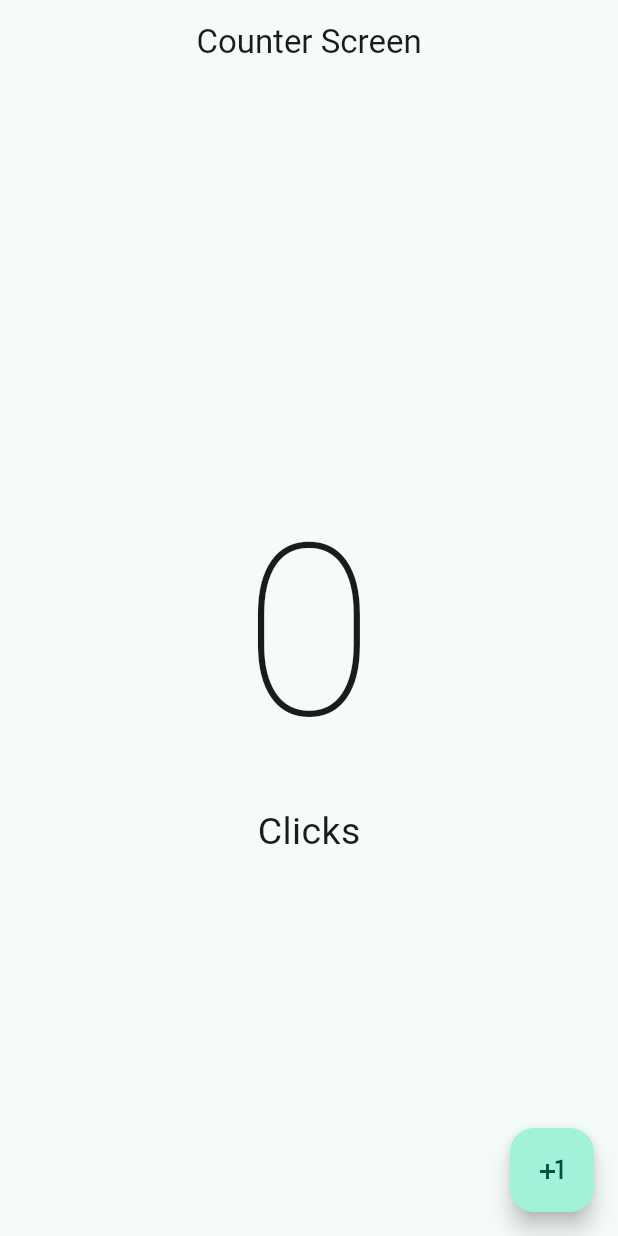
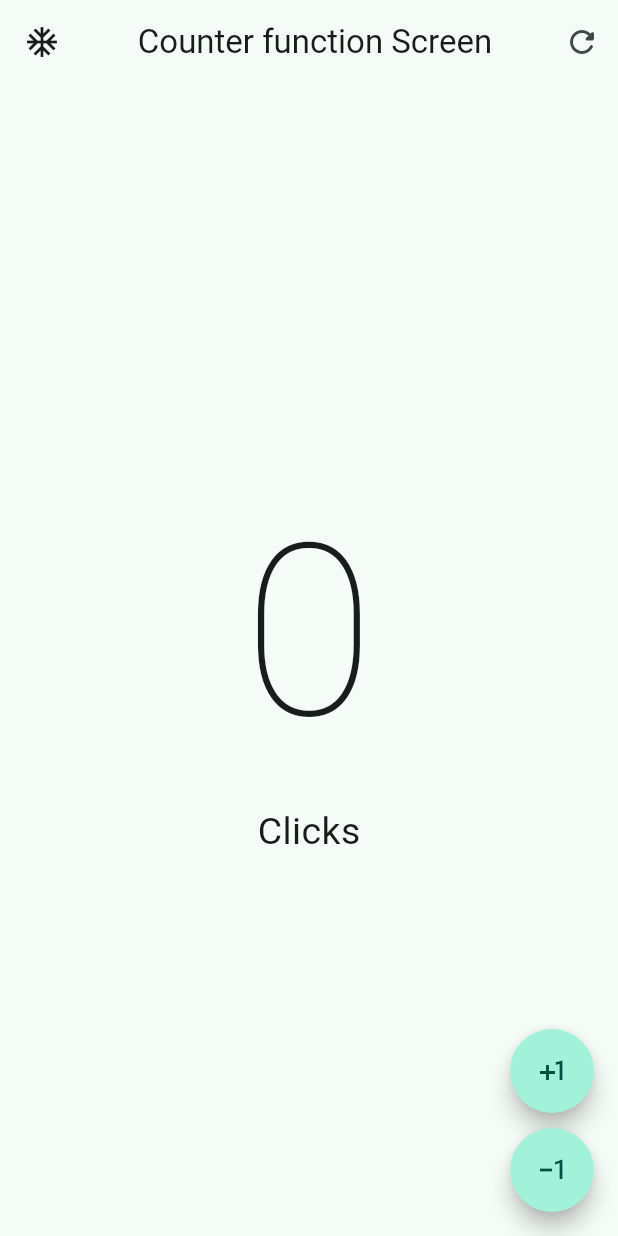
Before and after one commit to juan-cantero/flutter-hello-world, a Flutter app: the screen it shows after launch, on a phone screen of 412 x 824 dp. Run offline on Flutter 3.47's test engine with Material 3 defaults, Android fonts, the phone set to English and light mode, and no system bars.

Commit message:
Add comprehensive learning comments to counter app
- Added detailed comments explaining Flutter concepts like StatefulWidget, StatelessWidget, and setState
- Documented UI structure including Scaffold, AppBar, and FloatingActionButton
- Explained state management and widget lifecycle methods
- Added comments for better understanding of Dart syntax and Flutter patterns
- Helpful for Flutter learning and future reference

🤖 Generated with [Claude Code](https://claude.ai/code)

Co-Authored-By: Claude <noreply@anthropic.com>

```diff
--- a/lib/presentation/screens/counter_function_screen.dart
+++ b/lib/presentation/screens/counter_function_screen.dart
@@ -1,41 +1,111 @@
+// Import the material design library - provides UI components like Scaffold, AppBar, etc.
 import 'package:flutter/material.dart';
 
+// StatefulWidget - A widget that can change its state over time
+// This is the main screen for our counter app
 class CounterFunctionScreen extends StatefulWidget {
   const CounterFunctionScreen({super.key});
 
+  // Creates the state object for this widget
   @override
   State<CounterFunctionScreen> createState() => _CounterFunctionScreenState();
 }
 
+// The state class that holds the mutable data and logic for CounterFunctionScreen
 class _CounterFunctionScreenState extends State<CounterFunctionScreen> {
+  // State variable to keep track of the counter value
   int clickCounter = 0;
+
+  // build() method is called whenever the widget needs to be rendered
   @override
   Widget build(BuildContext context) {
+    // Scaffold provides the basic structure for a screen (appBar, body, floatingActionButton)
     return Scaffold(
-      appBar: AppBar(title: Center(child: const Text('Counter Screen'))),
+      // AppBar at the top of the screen
+      appBar: AppBar(
+        // Centered title in the app bar
+        title: Center(child: const Text('Counter function Screen')),
+        // Left side icon button (currently does nothing)
+        leading: IconButton(onPressed: () {}, icon: Icon(Icons.ac_unit)),
+        // Right side actions in the app bar
+        actions: [
+          // Reset button - sets counter back to 0
+          IconButton(
+            onPressed: () => {
+              // setState() tells Flutter to rebuild the widget with new data
+              setState(() {
+                clickCounter = 0;
+              }),
+            },
+            icon: Icon(Icons.refresh_rounded),
+          ),
+        ],
+      ),
+      // Main content area of the screen
       body: Center(
+        // Column arranges widgets vertically
         child: Column(
+          // Centers the content vertically
           mainAxisAlignment: MainAxisAlignment.center,
           children: [
+            // Display the current counter value with large font
             Text(
-              '$clickCounter',
+              '$clickCounter', // String interpolation to show the counter value
               style: TextStyle(fontSize: 160, fontWeight: FontWeight.w100),
             ),
+            // Display "Click" or "Clicks" based on counter value (singular/plural)
             Text(
-              'Click${clickCounter == 1 ? '' : 's'}',
+              'Click${clickCounter == 1 ? '' : 's'}', // Conditional text based on counter
               style: TextStyle(fontSize: 25),
             ),
           ],
         ),
       ),
-      floatingActionButton: FloatingActionButton(
-        onPressed: () {
-          setState(() {
-            clickCounter++;
-          });
-        },
-        child: const Icon(Icons.plus_one),
+      // Floating action buttons positioned at bottom right
+      floatingActionButton: Column(
+        // Aligns buttons to the bottom
+        mainAxisAlignment: MainAxisAlignment.end,
+        children: [
+          // Plus button - increments counter
+          CustomButton(
+            icon: Icons.plus_one,
+            // Arrow function that calls setState to increment counter
+            onPressed: () => setState(() => clickCounter++),
+          ),
+          // Spacing between buttons
+          SizedBox(height: 10),
+          // Minus button - decrements counter
+          CustomButton(
+            icon: Icons.exposure_minus_1,
+            // Arrow function that calls setState to decrement counter
+            onPressed: () => setState(() => clickCounter--),
+          ),
+        ],
       ),
     );
   }
 }
+
+// Custom reusable button widget (StatelessWidget because it doesn't change)
+class CustomButton extends StatelessWidget {
+  // Properties that can be passed to this widget
+  final IconData icon;         // The icon to display
+  final VoidCallback? onPressed; // Function to call when pressed (nullable)
+
+  // Constructor requires icon and onPressed parameters
+  const CustomButton({super.key, required this.icon, required this.onPressed});
+
+  // build() method defines how this widget looks
+  @override
+  Widget build(BuildContext context) {
+    // FloatingActionButton is a circular button that floats above the content
+    return FloatingActionButton(
+      // StadiumBorder gives the button rounded ends
+      shape: StadiumBorder(),
+      // Function to execute when button is pressed
+      onPressed: onPressed,
+      // Icon displayed inside the button
+      child: Icon(icon),
+    );
+  }
+}
```
